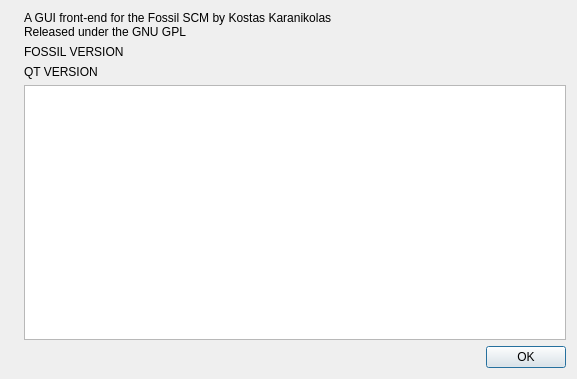
First picture: the form in ui/AboutDialog.ui, repository AnotherFoxGuy/diesel-scm, before the edit.
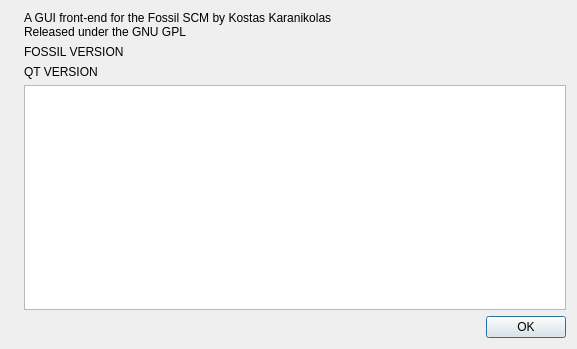
Second picture: the form after the edit. Icons and pictures are not drawn.

Commit message:
Better layout for the About dialog
FossilOrigin-Name: 196bdb56e3c2d617f1a1410dc61bc22eb6feb242

```diff
--- a/ui/AboutDialog.ui
+++ b/ui/AboutDialog.ui
@@ -7,13 +7,13 @@
     <x>0</x>
     <y>0</y>
     <width>577</width>
-    <height>379</height>
+    <height>349</height>
    </rect>
   </property>
   <property name="windowTitle">
    <string>About Fuel...</string>
   </property>
-  <layout class="QFormLayout" name="formLayout">
+  <layout class="QGridLayout" name="gridLayout">
    <item row="0" column="0">
     <widget class="QLabel" name="lblIcon">
      <property name="maximumSize">
@@ -47,7 +47,7 @@
      </property>
     </widget>
    </item>
-   <item row="2" column="1">
+   <item row="1" column="1">
     <widget class="QLabel" name="lblFossilVersion">
      <property name="text">
       <string notr="true">FOSSIL VERSION</string>
@@ -57,7 +57,7 @@
      </property>
     </widget>
    </item>
-   <item row="3" column="1">
+   <item row="2" column="1">
     <widget class="QLabel" name="lblQtVersion">
      <property name="text">
       <string notr="true">QT VERSION</string>
@@ -67,14 +67,14 @@
      </property>
     </widget>
    </item>
-   <item row="4" column="1">
+   <item row="3" column="1">
     <widget class="QTextEdit" name="txtAdditional">
      <property name="readOnly">
       <bool>true</bool>
      </property>
     </widget>
    </item>
-   <item row="6" column="1">
+   <item row="4" column="1">
     <widget class="QDialogButtonBox" name="buttonBox">
      <property name="orientation">
       <enum>Qt::Horizontal</enum>
```
The commit also changes 2 other files.
